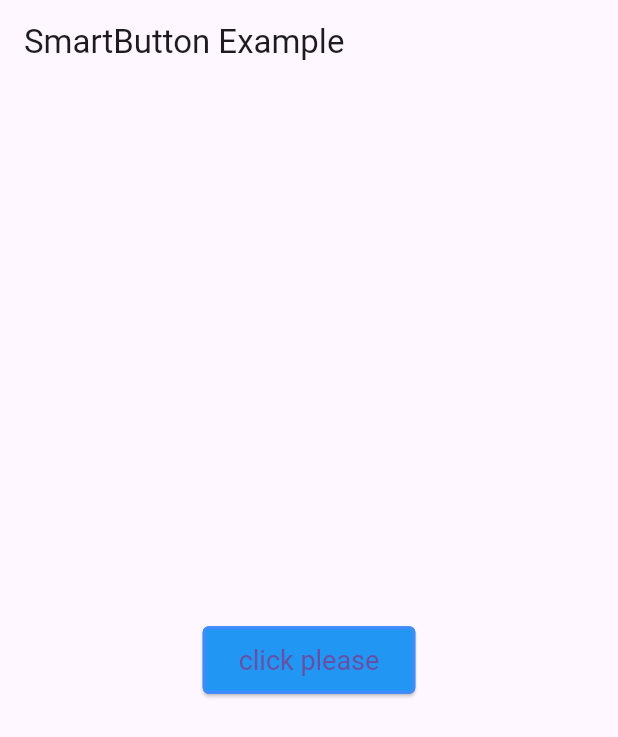
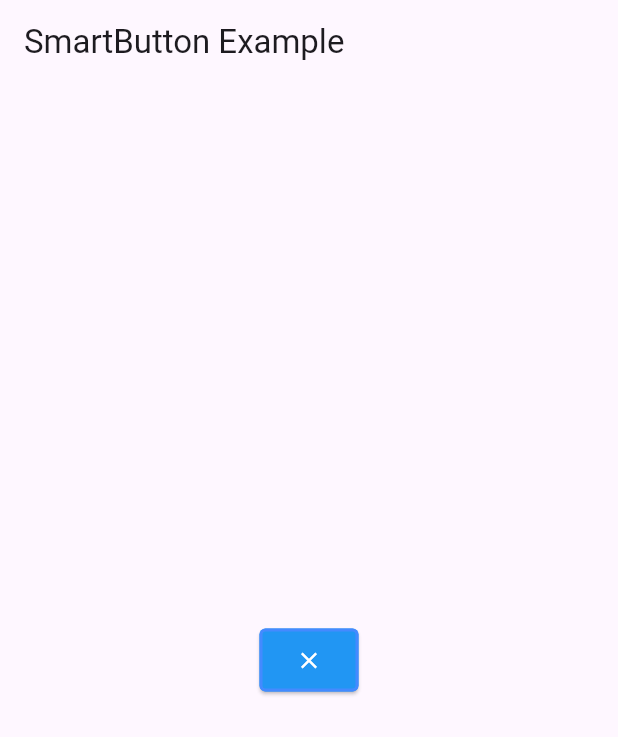
Before and after one commit to npmhub90/flutter_smart_button, a Flutter app: the screen it shows after launch, on a phone screen of 412 x 824 dp. Shown: the top 737 px of the screen. Run offline on Flutter 3.47's test engine with Material 3 defaults, Android fonts, the phone set to English and light mode, and no system bars; our stand-ins replace flutter_spinkit.

Commit message:
updated 0.2.0

```diff
--- a/example/lib/main.dart
+++ b/example/lib/main.dart
@@ -58,7 +58,7 @@ class _SmartButtonExampleState extends State<SmartButtonExample> {
       borderWidth: 2.0,
       borderColor: Colors.blueAccent,
       padding: EdgeInsets.symmetric(vertical: 12.0, horizontal: 24.0),
-      tooltip: '클릭하여 작업 시작',
+      tooltip: 'start after click',
     );
   }
 }
--- a/lib/flutter_smart_button.dart
+++ b/lib/flutter_smart_button.dart
@@ -7,6 +7,8 @@ class SmartButton extends StatefulWidget {
   final Widget? successIndicator;
   final Widget? failureIndicator;
   final Future<void> Function() onPressed;
+  final VoidCallback? onSuccess;
+  final VoidCallback? onFailure;
   final Color? buttonColor;
   final TextStyle? textStyle;
   final double? borderWidth;
@@ -20,9 +22,11 @@ class SmartButton extends StatefulWidget {
     Key? key,
     required this.child,
     this.loadingIndicator,
-    this.successIndicator,
-    this.failureIndicator,
+    this.successIndicator = const Icon(Icons.check, color: Colors.white),
+    this.failureIndicator = const Icon(Icons.close, color: Colors.white),
     required this.onPressed,
+    this.onSuccess,
+    this.onFailure,
     this.buttonColor,
     this.textStyle,
     this.borderWidth,
@@ -40,6 +44,7 @@ class SmartButton extends StatefulWidget {
 class _SmartButtonState extends State<SmartButton> {
   bool _isLoading = false;
   DateTime? _lastPressedAt;
+  bool _isSuccess = false;
 
   @override
   void initState() {
@@ -58,11 +63,27 @@ class _SmartButtonState extends State<SmartButton> {
       });
       try {
         await widget.onPressed();
+        widget.onSuccess?.call();
+        setState(() {
+          _isSuccess = true;
+        });
       } catch (e) {
+        widget.onFailure?.call();
+        setState(() {
+          _isSuccess = false;
+        });
       } finally {
         if (mounted) {
           setState(() {
             _isLoading = false;
+          });
+          // Reset the success state after a delay
+          Future.delayed(Duration(seconds: 2), () {
+            if (mounted) {
+              setState(() {
+                _isSuccess = false;
+              });
+            }
           });
         }
       }
@@ -90,8 +111,11 @@ class _SmartButtonState extends State<SmartButton> {
         child: _isLoading
             ? widget.loadingIndicator ??
                 SpinKitCircle(
-                    color: Colors.white) // flutter_spinkit의 로딩 인디케이터 사용
-            : widget.child,
+                    color:
+                        Colors.white) // Use flutter_spinkit loading indicator
+            : _isSuccess
+                ? widget.successIndicator ?? const SizedBox.shrink()
+                : widget.failureIndicator ?? widget.child,
       ),
     );
   }
--- a/pubspec.yaml
+++ b/pubspec.yaml
@@ -1,6 +1,6 @@
 name: flutter_smart_button
 description: A customizable smart button widget for Flutter applications, designed to handle asynchronous operations with a loading indicator, and customizable styles.
-version: 0.1.0
+version: 0.2.0
 homepage: https://github.com/yourusername/flutter_smart_button
 
 environment:
```
Also changed, not shown: 2 other files.
